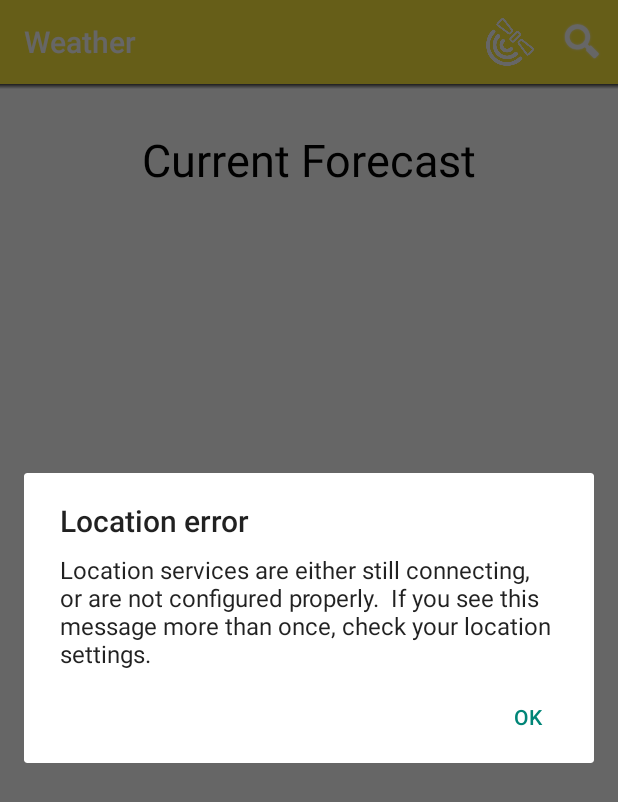
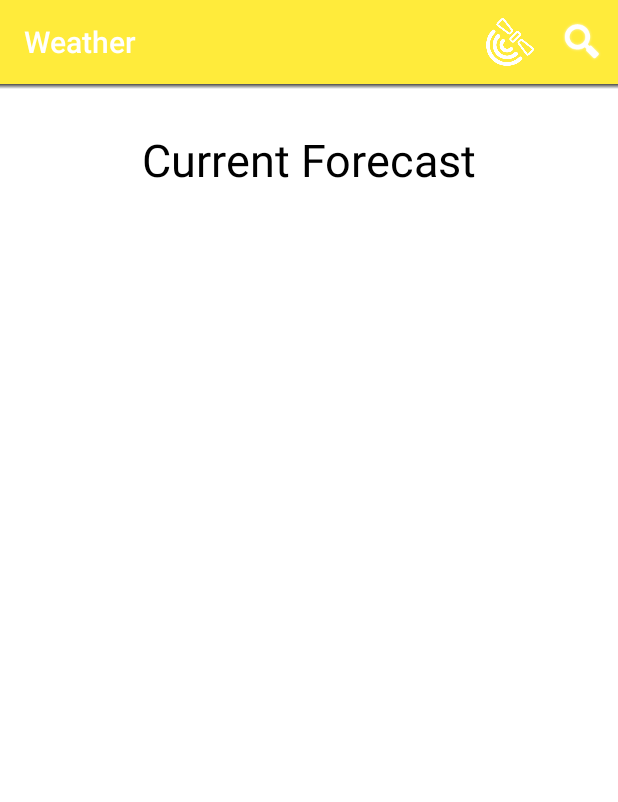
Before and after one commit to averageloser/AndroidWeather, an Android app: the screen it shows after launch (WeatherActivity), after a tap on "Location Search", on a phone screen of 412 x 824 dp. Shown: the top 802 px of the screen. Run offline under Robolectric (Android 15) with nearby library versions, the phone set to English and light mode, and no system bars; 1 statement that could not run was skipped.

Commit message:
Minor update to LocationSettingsVerifier.   Verifier will not inform user if they disabled locaiton services when the location button is pushed.

```diff
--- a/app/src/main/java/com/example/tj/weather/WeatherActivity.java
+++ b/app/src/main/java/com/example/tj/weather/WeatherActivity.java
@@ -163,18 +163,8 @@ public class WeatherActivity extends AppCompatActivity implements CityChangeList
                 citySearchDialog.show(manager, "CitySearchDialog");
                 break;
             case R.id.location_search:
-                if (locationSupported) {
-                    processingSearch = true;
-
-                    locationSearchTask.startLocationSearch();
-                } else {
-                    AlertDialog dialog = new AlertDialog.Builder(this)
-                            .setTitle("Location error")
-                            .setMessage("Location services are either still connecting, or are not " +
-                                    "configured properly.  If you see this message more than once, " +
-                                    "check your location settings.")
-                            .setPositiveButton("OK", null)
-                            .show();
+                if (!processingSearch) {
+                    locationSettingsVerifier.checkLocationServices();
                 }
         }
         return super.onOptionsItemSelected(item);
@@ -233,8 +223,6 @@ public class WeatherActivity extends AppCompatActivity implements CityChangeList
 
     public void onResume() {
         super.onResume();
-
-        fireBoroadcast();
     }
 
     //////////////Callback for the location change listener.//////////////
@@ -291,10 +279,10 @@ public class WeatherActivity extends AppCompatActivity implements CityChangeList
             locationSearchTask = new LocationSearchTask(WeatherActivity.this,
                     googleApiClient);
             locationSearchTask.addListener(WeatherActivity.this);
+        }
 
-            //now do a search fo the current location and update the ui.
-            locationSearchTask.startLocationSearch();
-        }
+        //now do a search fo the current location and update the ui.
+        locationSearchTask.startLocationSearch();
     }
 
     @Override
@@ -306,13 +294,4 @@ public class WeatherActivity extends AppCompatActivity implements CityChangeList
                 .setMessage("Problem connecting to location services.  Check your settings.")
                 .show();
     }
-
-    private void fireBoroadcast() {
-        LocalBroadcastManager mgr = LocalBroadcastManager.getInstance(this);
-
-        mgr.sendBroadcast(new Intent("android.intent.action.TIMEZONE_CHANGED"));
-
-        Log.i("broadcast", "fired");
-    }
-
 }
```
